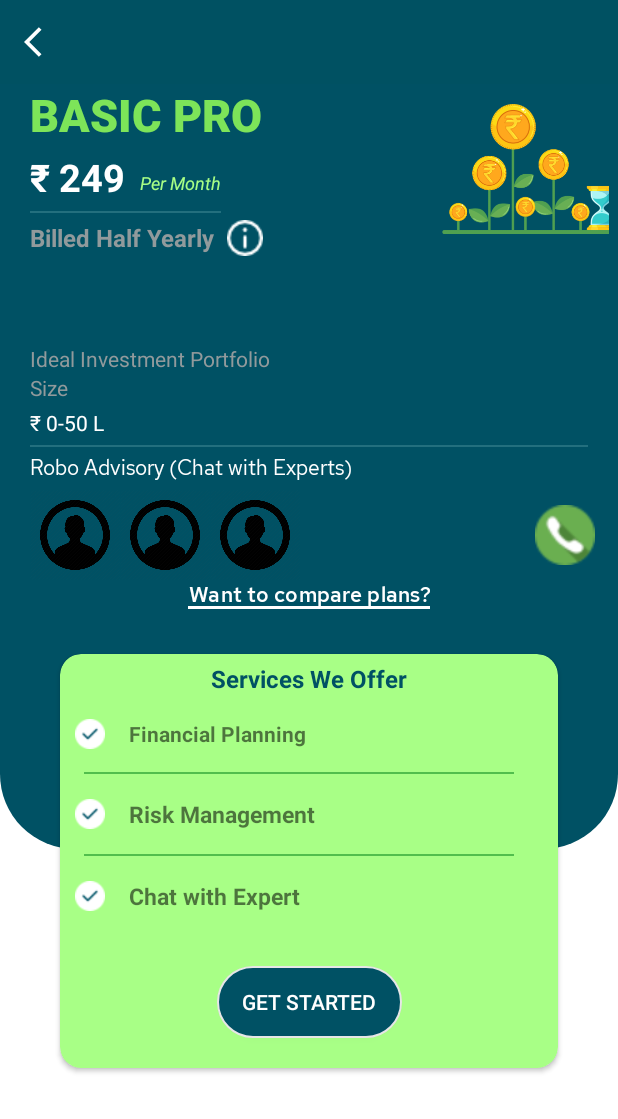
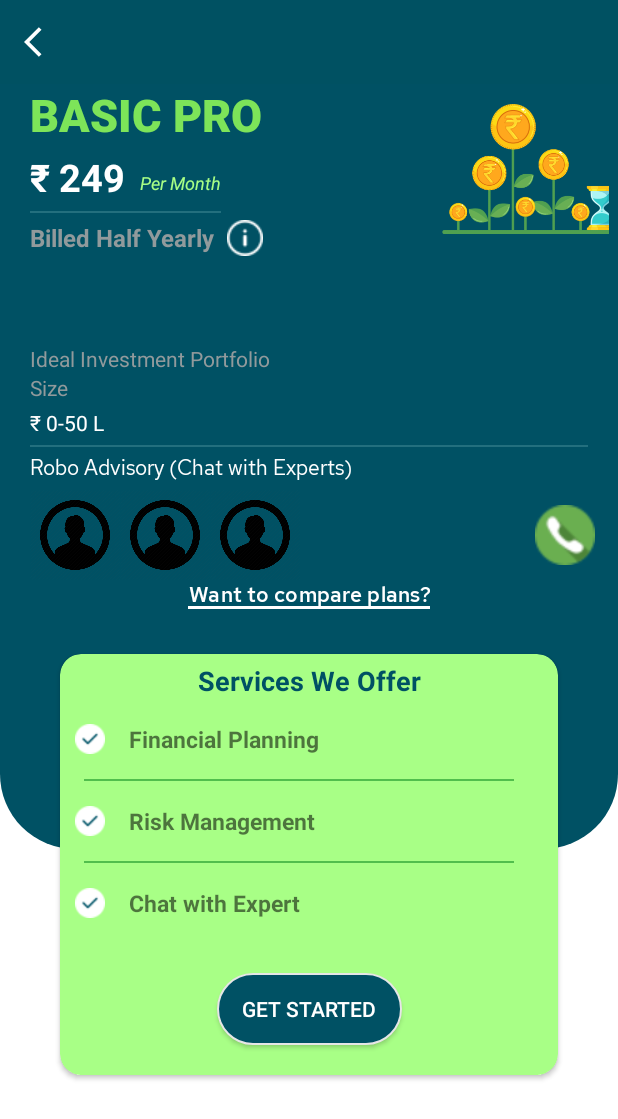
Before and after one commit to NarayanFH/Layouts, an Android app: the layout activity_basic_pro_plan.xml on its own in the app's theme, with its tools: preview values and no code run, on a phone screen of 412 x 824 dp. Shown: the top 1119 px of the screen. Run offline under Robolectric (Android 15) with nearby library versions, the light colour scheme and no system bars.

Commit message:
pushed missing changes

```diff
--- a/app/src/main/res/layout/activity_basic_pro_plan.xml
+++ b/app/src/main/res/layout/activity_basic_pro_plan.xml
@@ -129,7 +129,7 @@
                 android:layout_width="wrap_content"
                 android:layout_height="wrap_content"
                 android:layout_margin="8dp"
-                android:background="@drawable/information"
+                android:background="@drawable/info_blue"
                 android:backgroundTint="@color/white"
                 android:padding="5dp"
                 app:layout_constraintBottom_toBottomOf="@id/tvBilledDuration"
@@ -372,7 +372,7 @@
                         android:layout_marginTop="5dp"
                         android:text="Services We Offer"
                         android:textColor="@color/teal"
-                        android:textSize="16sp"
+                        android:textSize="18sp"
                         android:textStyle="bold"
                         app:layout_constraintEnd_toEndOf="parent"
                         app:layout_constraintStart_toStartOf="parent"
@@ -385,7 +385,7 @@
                         android:layout_marginStart="20sp"
                         android:padding="16dp"
                         android:text="Financial Planning"
-                        android:textSize="14sp"
+                        android:textSize="15sp"
                         android:textStyle="bold"
                         app:layout_constraintStart_toStartOf="@id/imvCheckFinancialPlan"
                         app:layout_constraintTop_toBottomOf="@id/tvServiceOffer" />
@@ -838,11 +838,11 @@
 
             <ImageView
                 android:id="@+id/imvLeftArrow"
-                android:visibility="invisible"
                 android:layout_width="wrap_content"
                 android:layout_height="wrap_content"
                 android:layout_marginStart="10dp"
                 android:layout_marginTop="30dp"
+                android:visibility="invisible"
                 android:backgroundTint="@color/dark_green"
                 android:src="@drawable/ic_baseline_keyboard_arrow_left_24"
                 app:layout_constraintStart_toStartOf="parent"
```
Also changed, not shown: app/src/main/java/com/example/layouts/BasicProPlan.java (+3 -33 lines).
